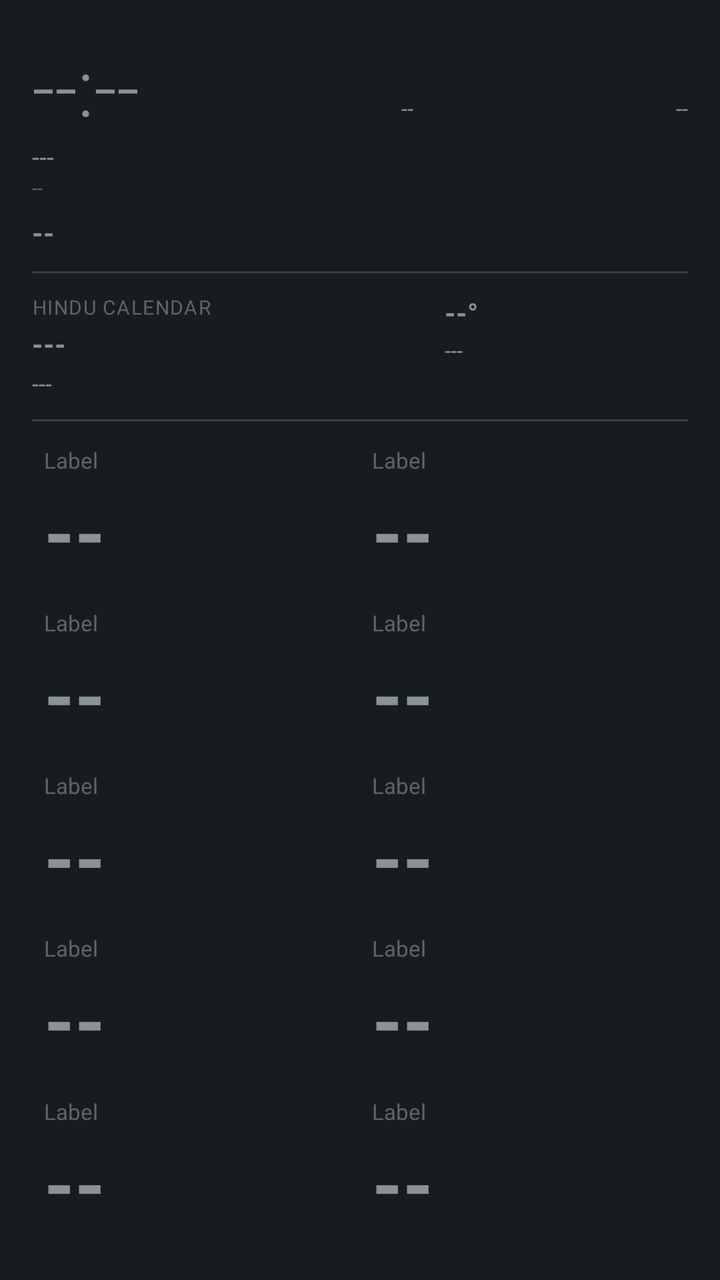
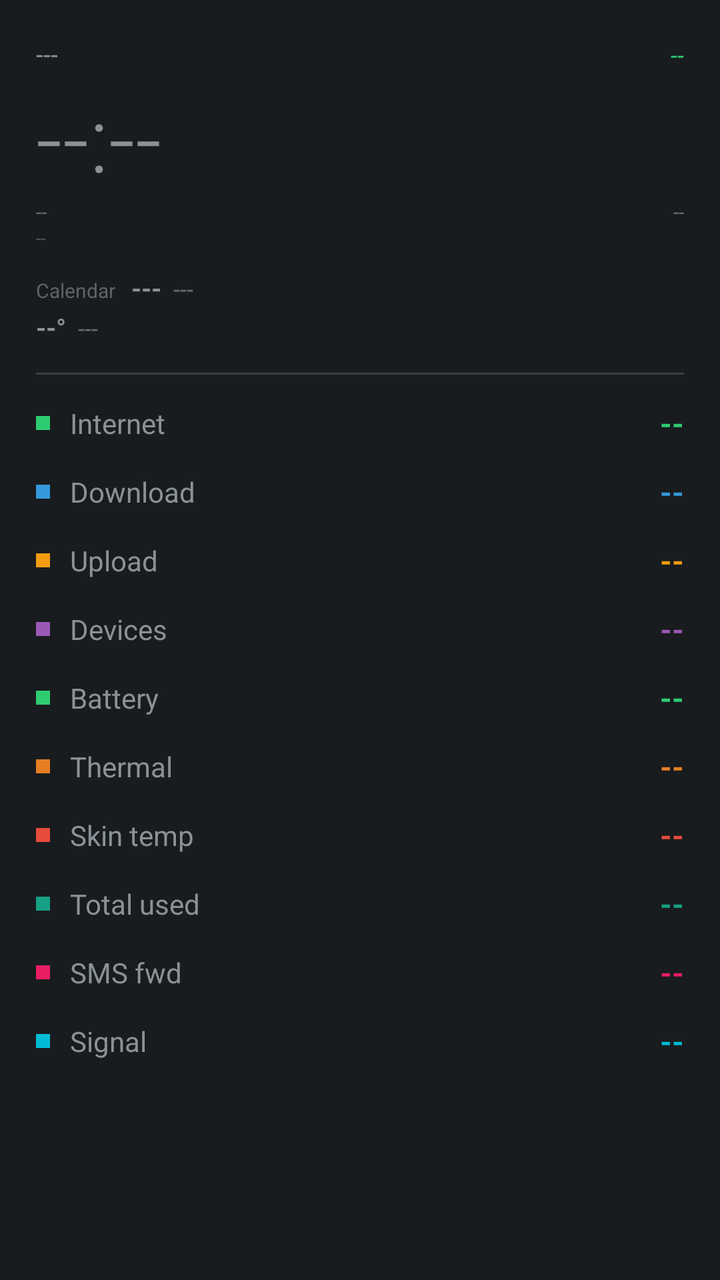

Screens rendered from an Android XML layout before and after an edit, with the pre-edit source and the edit as a unified diff.
<!-- AndroidManifest.xml: application theme android:Theme.DeviceDefault.NoActionBar -->
<!-- res/layout/aod_layout_oneui_minimal.xml -->
<?xml version="1.0" encoding="utf-8"?>
<LinearLayout xmlns:android="http://schemas.android.com/apk/res/android"
    android:id="@+id/bg_root"
    android:layout_width="match_parent"
    android:layout_height="match_parent"
    android:orientation="vertical"
    android:padding="16dp">

    <LinearLayout
        android:layout_width="match_parent"
        android:layout_height="wrap_content"
        android:orientation="horizontal">

        <TextView
            android:id="@+id/clock"
            android:layout_width="wrap_content"
            android:layout_height="wrap_content"
            android:textSize="40sp"
            android:fontFamily="sans-serif-light"
            android:text="--:--" />

        <TextView
            android:id="@+id/net_type_badge"
            android:layout_width="0dp"
            android:layout_height="wrap_content"
            android:layout_weight="1"
            android:layout_gravity="top"
            android:gravity="end"
            android:textSize="11sp"
            android:text="--" />

        <TextView
            android:id="@+id/akd_badge"
            android:layout_width="0dp"
            android:layout_height="wrap_content"
            android:layout_weight="1"
            android:layout_gravity="top"
            android:gravity="end"
            android:textSize="11sp"
            android:text="--" />
    </LinearLayout>

    <TextView
        android:id="@+id/date"
        android:layout_width="wrap_content"
        android:layout_height="wrap_content"
        android:textSize="13sp"
        android:text="---" />

    <TextView
        android:id="@+id/perf_badge"
        android:layout_width="wrap_content"
        android:layout_height="wrap_content"
        android:textSize="10sp"
        android:alpha="0.6"
        android:text="--" />

    <TextView
        android:id="@+id/health_badge"
        android:layout_width="wrap_content"
        android:layout_height="wrap_content"
        android:layout_marginTop="6dp"
        android:textAllCaps="true"
        android:textStyle="bold"
        android:textSize="14sp"
        android:text="--" />

    <TextView
        android:id="@+id/muhurat_badge"
        android:layout_width="wrap_content"
        android:layout_height="wrap_content"
        android:textSize="11sp"
        android:textStyle="bold"
        android:visibility="gone"
        android:text="--" />

    <View
        android:layout_width="match_parent"
        android:layout_height="1dp"
        android:layout_marginTop="10dp"
        android:layout_marginBottom="10dp"
        android:alpha="0.15"
        android:background="#ffffff" />

    <LinearLayout
        android:layout_width="match_parent"
        android:layout_height="wrap_content"
        android:orientation="horizontal">

        <LinearLayout
            android:id="@+id/panchang_card"
            android:layout_width="0dp"
            android:layout_height="wrap_content"
            android:layout_weight="1.7"
            android:orientation="vertical">

            <TextView
                android:id="@+id/panchang_header"
                android:layout_width="wrap_content"
                android:layout_height="wrap_content"
                android:textSize="10sp"
                android:textAllCaps="true"
                android:letterSpacing="0.05"
                android:alpha="0.6"
                android:text="Hindu calendar" />

            <TextView
                android:id="@+id/panchang_tithi"
                android:layout_width="match_parent"
                android:layout_height="wrap_content"
                android:layout_marginTop="2dp"
                android:textStyle="bold"
                android:maxLines="1"
                android:autoSizeTextType="uniform"
                android:autoSizeMinTextSize="13sp"
                android:autoSizeMaxTextSize="18sp"
                android:text="---" />

            <TextView
                android:id="@+id/panchang_nakshatra"
                android:layout_width="match_parent"
                android:layout_height="wrap_content"
                android:layout_marginTop="2dp"
                android:textSize="12sp"
                android:maxLines="1"
                android:ellipsize="end"
                android:text="---" />
        </LinearLayout>

        <LinearLayout
            android:id="@+id/weather_card"
            android:layout_width="0dp"
            android:layout_height="wrap_content"
            android:layout_weight="1"
            android:orientation="vertical">

            <TextView
                android:id="@+id/weather_temp"
                android:layout_width="match_parent"
                android:layout_height="wrap_content"
                android:textStyle="bold"
                android:maxLines="1"
                android:autoSizeTextType="uniform"
                android:autoSizeMinTextSize="14sp"
                android:autoSizeMaxTextSize="22sp"
                android:text="--°" />

            <TextView
                android:id="@+id/weather_condition"
                android:layout_width="match_parent"
                android:layout_height="wrap_content"
                android:layout_marginTop="2dp"
                android:textSize="11sp"
                android:maxLines="2"
                android:text="---" />
        </LinearLayout>
    </LinearLayout>

    <View
        android:layout_width="match_parent"
        android:layout_height="1dp"
        android:layout_marginTop="10dp"
        android:layout_marginBottom="6dp"
        android:alpha="0.15"
        android:background="#ffffff" />

    <LinearLayout
        android:layout_width="match_parent"
        android:layout_height="0dp"
        android:layout_weight="1"
        android:orientation="horizontal">
        <include layout="@layout/aod_card_minimal" android:id="@+id/row0" />
        <include layout="@layout/aod_card_minimal" android:id="@+id/row1" />
    </LinearLayout>

    <LinearLayout
        android:layout_width="match_parent"
        android:layout_height="0dp"
        android:layout_weight="1"
        android:orientation="horizontal">
        <include layout="@layout/aod_card_minimal" android:id="@+id/row2" />
        <include layout="@layout/aod_card_minimal" android:id="@+id/row4" />
    </LinearLayout>

    <LinearLayout
        android:layout_width="match_parent"
        android:layout_height="0dp"
        android:layout_weight="1"
        android:orientation="horizontal">
        <include layout="@layout/aod_card_minimal" android:id="@+id/row5" />
        <include layout="@layout/aod_card_minimal" android:id="@+id/row6" />
    </LinearLayout>

    <LinearLayout
        android:layout_width="match_parent"
        android:layout_height="0dp"
        android:layout_weight="1"
        android:orientation="horizontal">
        <include layout="@layout/aod_card_minimal" android:id="@+id/row3" />
        <include layout="@layout/aod_card_minimal" android:id="@+id/row7" />
    </LinearLayout>

    <LinearLayout
        android:layout_width="match_parent"
        android:layout_height="0dp"
        android:layout_weight="1"
        android:orientation="horizontal">
        <include layout="@layout/aod_card_minimal" android:id="@+id/row8" />
        <include layout="@layout/aod_card_minimal" android:id="@+id/row9" />
    </LinearLayout>

</LinearLayout>
<!-- res/layout/aod_card_minimal.xml (included above) -->
<?xml version="1.0" encoding="utf-8"?>
<LinearLayout xmlns:android="http://schemas.android.com/apk/res/android"
    android:layout_width="0dp"
    android:layout_height="match_parent"
    android:layout_weight="1"
    android:layout_margin="6dp"
    android:orientation="vertical"
    android:gravity="center_vertical">

    <TextView
        android:id="@+id/stat_label"
        android:layout_width="wrap_content"
        android:layout_height="wrap_content"
        android:textSize="11sp"
        android:alpha="0.6"
        android:text="Label" />

    <TextView
        android:id="@+id/stat_value"
        android:layout_width="match_parent"
        android:layout_height="0dp"
        android:layout_weight="1"
        android:layout_marginTop="2dp"
        android:gravity="center_vertical"
        android:textStyle="bold"
        android:maxLines="1"
        android:autoSizeTextType="uniform"
        android:autoSizeMinTextSize="13sp"
        android:autoSizeMaxTextSize="60sp"
        android:autoSizeStepGranularity="1sp"
        android:text="--" />

</LinearLayout>
<!-- resources referenced by this layout -->
<resources>

</resources>

<!-- the commit's change to res/layout/aod_layout_oneui_minimal.xml (unified diff, before → after) -->
@@ -4,7 +4,7 @@
     android:layout_width="match_parent"
     android:layout_height="match_parent"
     android:orientation="vertical"
-    android:padding="16dp">
+    android:padding="18dp">
 
     <LinearLayout
         android:layout_width="match_parent"
@@ -12,235 +12,137 @@
         android:orientation="horizontal">
 
         <TextView
-            android:id="@+id/clock"
-            android:layout_width="wrap_content"
-            android:layout_height="wrap_content"
-            android:textSize="40sp"
-            android:fontFamily="sans-serif-light"
-            android:text="--:--" />
-
-        <TextView
-            android:id="@+id/net_type_badge"
+            android:id="@+id/date"
             android:layout_width="0dp"
             android:layout_height="wrap_content"
             android:layout_weight="1"
-            android:layout_gravity="top"
-            android:gravity="end"
-            android:textSize="11sp"
-            android:text="--" />
+            android:textSize="13sp"
+            android:text="---" />
 
         <TextView
-            android:id="@+id/akd_badge"
-            android:layout_width="0dp"
+            android:id="@+id/health_badge"
+            android:layout_width="wrap_content"
             android:layout_height="wrap_content"
-            android:layout_weight="1"
-            android:layout_gravity="top"
-            android:gravity="end"
-            android:textSize="11sp"
+            android:textAllCaps="true"
+            android:textSize="12sp"
+            android:textColor="#2ecc71"
             android:text="--" />
     </LinearLayout>
 
     <TextView
-        android:id="@+id/date"
+        android:id="@+id/clock"
         android:layout_width="wrap_content"
         android:layout_height="wrap_content"
-        android:textSize="13sp"
-        android:text="---" />
-
-    <TextView
-        android:id="@+id/perf_badge"
-        android:layout_width="wrap_content"
-        android:layout_height="wrap_content"
-        android:textSize="10sp"
-        android:alpha="0.6"
-        android:text="--" />
-
-    <TextView
-        android:id="@+id/health_badge"
-        android:layout_width="wrap_content"
-        android:layout_height="wrap_content"
-        android:layout_marginTop="6dp"
-        android:textAllCaps="true"
-        android:textStyle="bold"
-        android:textSize="14sp"
-        android:text="--" />
-
-    <TextView
-        android:id="@+id/muhurat_badge"
-        android:layout_width="wrap_content"
-        android:layout_height="wrap_content"
-        android:textSize="11sp"
-        android:textStyle="bold"
-        android:visibility="gone"
-        android:text="--" />
-
-    <View
-        android:layout_width="match_parent"
-        android:layout_height="1dp"
-        android:layout_marginTop="10dp"
-        android:layout_marginBottom="10dp"
-        android:alpha="0.15"
-        android:background="#ffffff" />
+        android:textSize="46sp"
+        android:fontFamily="sans-serif-light"
+        android:layout_marginTop="2dp"
+        android:text="--:--" />
 
     <LinearLayout
         android:layout_width="match_parent"
         android:layout_height="wrap_content"
         android:orientation="horizontal">
+        <TextView
+            android:id="@+id/net_type_badge"
+            android:layout_width="0dp" android:layout_height="wrap_content" android:layout_weight="1"
+            android:textSize="10sp" android:alpha="0.7" android:text="--" />
+        <TextView
+            android:id="@+id/akd_badge"
+            android:layout_width="wrap_content" android:layout_height="wrap_content"
+            android:textSize="10sp" android:alpha="0.7" android:text="--" />
+    </LinearLayout>
+    <TextView
+        android:id="@+id/perf_badge"
+        android:layout_width="wrap_content" android:layout_height="wrap_content"
+        android:textSize="9sp" android:alpha="0.5" android:text="--" />
+    <TextView
+        android:id="@+id/muhurat_badge"
+        android:layout_width="wrap_content" android:layout_height="wrap_content"
+        android:textSize="11sp" android:textStyle="bold" android:visibility="gone" android:text="--" />
 
-        <LinearLayout
-            android:id="@+id/panchang_card"
-            android:layout_width="0dp"
-            android:layout_height="wrap_content"
-            android:layout_weight="1.7"
-            android:orientation="vertical">
-
-            <TextView
-                android:id="@+id/panchang_header"
-                android:layout_width="wrap_content"
-                android:layout_height="wrap_content"
-                android:textSize="10sp"
-                android:textAllCaps="true"
-                android:letterSpacing="0.05"
-                android:alpha="0.6"
-                android:text="Hindu calendar" />
-
-            <TextView
-                android:id="@+id/panchang_tithi"
-                android:layout_width="match_parent"
-                android:layout_height="wrap_content"
-                android:layout_marginTop="2dp"
-                android:textStyle="bold"
-                android:maxLines="1"
-                android:autoSizeTextType="uniform"
-                android:autoSizeMinTextSize="13sp"
-                android:autoSizeMaxTextSize="18sp"
-                android:text="---" />
-
-            <TextView
-                android:id="@+id/panchang_nakshatra"
-                android:layout_width="match_parent"
-                android:layout_height="wrap_content"
-                android:layout_marginTop="2dp"
-                android:textSize="12sp"
-                android:maxLines="1"
-                android:ellipsize="end"
-                android:text="---" />
-        </LinearLayout>
-
-        <LinearLayout
-            android:id="@+id/weather_card"
-            android:layout_width="0dp"
-            android:layout_height="wrap_content"
-            android:layout_weight="1"
-            android:orientation="vertical">
-
-            <TextView
-                android:id="@+id/weather_temp"
-                android:layout_width="match_parent"
-                android:layout_height="wrap_content"
-                android:textStyle="bold"
-                android:maxLines="1"
-                android:autoSizeTextType="uniform"
-                android:autoSizeMinTextSize="14sp"
-                android:autoSizeMaxTextSize="22sp"
-                android:text="--°" />
-
-            <TextView
-                android:id="@+id/weather_condition"
-                android:layout_width="match_parent"
-                android:layout_height="wrap_content"
-                android:layout_marginTop="2dp"
-                android:textSize="11sp"
-                android:maxLines="2"
-                android:text="---" />
-        </LinearLayout>
+    <LinearLayout
+        android:id="@+id/panchang_card"
+        android:layout_width="match_parent" android:layout_height="wrap_content"
+        android:orientation="horizontal" android:layout_marginTop="10dp">
+        <TextView
+            android:id="@+id/panchang_header"
+            android:layout_width="wrap_content" android:layout_height="wrap_content"
+            android:textSize="10sp" android:alpha="0.6" android:text="Calendar" />
+        <TextView
+            android:id="@+id/panchang_tithi"
+            android:layout_width="wrap_content" android:layout_height="wrap_content"
+            android:layout_marginStart="8dp" android:textStyle="bold" android:textSize="13sp" android:text="---" />
+        <TextView
+            android:id="@+id/panchang_nakshatra"
+            android:layout_width="wrap_content" android:layout_height="wrap_content"
+            android:layout_marginStart="6dp" android:textSize="12sp" android:alpha="0.7" android:text="---" />
+    </LinearLayout>
+    <LinearLayout
+        android:id="@+id/weather_card"
+        android:layout_width="match_parent" android:layout_height="wrap_content"
+        android:orientation="horizontal" android:layout_marginTop="2dp">
+        <TextView
+            android:id="@+id/weather_temp"
+            android:layout_width="wrap_content" android:layout_height="wrap_content"
+            android:textStyle="bold" android:textSize="13sp" android:text="--°" />
+        <TextView
+            android:id="@+id/weather_condition"
+            android:layout_width="wrap_content" android:layout_height="wrap_content"
+            android:layout_marginStart="6dp" android:textSize="12sp" android:alpha="0.7" android:text="---" />
     </LinearLayout>
 
-    <View
-        android:layout_width="match_parent"
-        android:layout_height="1dp"
-        android:layout_marginTop="10dp"
-        android:layout_marginBottom="6dp"
-        android:alpha="0.15"
-        android:background="#ffffff" />
+    <View android:layout_width="match_parent" android:layout_height="1dp"
+        android:layout_marginVertical="14dp" android:alpha="0.15" android:background="#ffffff" />
 
-    <LinearLayout
-        android:layout_width="match_parent"
-        android:layout_height="0dp"
-        android:layout_weight="1"
-        android:orientation="horizontal">
-        <include layout="@layout/aod_card_minimal" android:id="@+id/row0" />
-        <include layout="@layout/aod_card_minimal" android:id="@+id/row1" />
+    <LinearLayout android:layout_width="match_parent" android:layout_height="wrap_content" android:orientation="horizontal" android:id="@+id/row8" android:layout_marginBottom="14dp">
+        <View android:layout_width="7dp" android:layout_height="7dp" android:layout_gravity="center_vertical" android:layout_marginEnd="10dp" android:background="#2ecc71" />
+        <TextView android:id="@+id/stat_label" android:layout_width="0dp" android:layout_weight="1" android:layout_height="wrap_content" android:layout_gravity="center_vertical" android:textSize="14sp" android:text="Internet" />
+        <TextView android:id="@+id/stat_value" android:layout_width="wrap_content" android:layout_height="wrap_content" android:textStyle="bold" android:textSize="15sp" android:textColor="#2ecc71" android:text="--" />
     </LinearLayout>
-
-    <LinearLayout
-        android:layout_width="match_parent"
-        android:layout_height="0dp"
-        android:layout_weight="1"
-        android:orientation="horizontal">
-        <include layout="@layout/aod_card_minimal" android:id="@+id/row2" />
-        <include layout="@layout/aod_card_minimal" android:id="@+id/row4" />
+    <LinearLayout android:layout_width="match_parent" android:layout_height="wrap_content" android:orientation="horizontal" android:id="@+id/row0" android:layout_marginBottom="14dp">
+        <View android:layout_width="7dp" android:layout_height="7dp" android:layout_gravity="center_vertical" android:layout_marginEnd="10dp" android:background="#3498db" />
+        <TextView android:id="@+id/stat_label" android:layout_width="0dp" android:layout_weight="1" android:layout_height="wrap_content" android:layout_gravity="center_vertical" android:textSize="14sp" android:text="Download" />
+        <TextView android:id="@+id/stat_value" android:layout_width="wrap_content" android:layout_height="wrap_content" android:textStyle="bold" android:textSize="15sp" android:textColor="#3498db" android:text="--" />
     </LinearLayout>
-
-    <LinearLayout
-        android:layout_width="match_parent"
-        android:layout_height="0dp"
-        android:layout_weight="1"
-        android:orientation="horizontal">
-        <include layout="@layout/aod_card_minimal" android:id="@+id/row5" />
-        <include layout="@layout/aod_card_minimal" android:id="@+id/row6" />
+    <LinearLayout android:layout_width="match_parent" android:layout_height="wrap_content" android:orientation="horizontal" android:id="@+id/row1" android:layout_marginBottom="14dp">
+        <View android:layout_width="7dp" android:layout_height="7dp" android:layout_gravity="center_vertical" android:layout_marginEnd="10dp" android:background="#f39c12" />
+        <TextView android:id="@+id/stat_label" android:layout_width="0dp" android:layout_weight="1" android:layout_height="wrap_content" android:layout_gravity="center_vertical" android:textSize="14sp" android:text="Upload" />
+        <TextView android:id="@+id/stat_value" android:layout_width="wrap_content" android:layout_height="wrap_content" android:textStyle="bold" android:textSize="15sp" android:textColor="#f39c12" android:text="--" />
     </LinearLayout>
-
-    <LinearLayout
-        android:layout_width="match_parent"
-        android:layout_height="0dp"
-        android:layout_weight="1"
-        android:orientation="horizontal">
-        <include layout="@layout/aod_card_minimal" android:id="@+id/row3" />
-        <include layout="@layout/aod_card_minimal" android:id="@+id/row7" />
+    <LinearLayout android:layout_width="match_parent" android:layout_height="wrap_content" android:orientation="horizontal" android:id="@+id/row2" android:layout_marginBottom="14dp">
+        <View android:layout_width="7dp" android:layout_height="7dp" android:layout_gravity="center_vertical" android:layout_marginEnd="10dp" android:background="#9b59b6" />
+        <TextView android:id="@+id/stat_label" android:layout_width="0dp" android:layout_weight="1" android:layout_height="wrap_content" android:layout_gravity="center_vertical" android:textSize="14sp" android:text="Devices" />
+        <TextView android:id="@+id/stat_value" android:layout_width="wrap_content" android:layout_height="wrap_content" android:textStyle="bold" android:textSize="15sp" android:textColor="#9b59b6" android:text="--" />
     </LinearLayout>
-
-    <LinearLayout
-        android:layout_width="match_parent"
-        android:layout_height="0dp"
-        android:layout_weight="1"
-        android:orientation="horizontal">
-        <include layout="@layout/aod_card_minimal" android:id="@+id/row8" />
-        <include layout="@layout/aod_card_minimal" android:id="@+id/row9" />
+    <LinearLayout android:layout_width="match_parent" android:layout_height="wrap_content" android:orientation="horizontal" android:id="@+id/row4" android:layout_marginBottom="14dp">
+        <View android:layout_width="7dp" android:layout_height="7dp" android:layout_gravity="center_vertical" android:layout_marginEnd="10dp" android:background="#2ecc71" />
+        <TextView android:id="@+id/stat_label" android:layout_width="0dp" android:layout_weight="1" android:layout_height="wrap_content" android:layout_gravity="center_vertical" android:textSize="14sp" android:text="Battery" />
+        <TextView android:id="@+id/stat_value" android:layout_width="wrap_content" android:layout_height="wrap_content" android:textStyle="bold" android:textSize="15sp" android:textColor="#2ecc71" android:text="--" />
+    </LinearLayout>
+    <LinearLayout android:layout_width="match_parent" android:layout_height="wrap_content" android:orientation="horizontal" android:id="@+id/row5" android:layout_marginBottom="14dp">
+        <View android:layout_width="7dp" android:layout_height="7dp" android:layout_gravity="center_vertical" android:layout_marginEnd="10dp" android:background="#e67e22" />
+        <TextView android:id="@+id/stat_label" android:layout_width="0dp" android:layout_weight="1" android:layout_height="wrap_content" android:layout_gravity="center_vertical" android:textSize="14sp" android:text="Thermal" />
+        <TextView android:id="@+id/stat_value" android:layout_width="wrap_content" android:layout_height="wrap_content" android:textStyle="bold" android:textSize="15sp" android:textColor="#e67e22" android:text="--" />
+    </LinearLayout>
+    <LinearLayout android:layout_width="match_parent" android:layout_height="wrap_content" android:orientation="horizontal" android:id="@+id/row6" android:layout_marginBottom="14dp">
+        <View android:layout_width="7dp" android:layout_height="7dp" android:layout_gravity="center_vertical" android:layout_marginEnd="10dp" android:background="#e74c3c" />
+        <TextView android:id="@+id/stat_label" android:layout_width="0dp" android:layout_weight="1" android:layout_height="wrap_content" android:layout_gravity="center_vertical" android:textSize="14sp" android:text="Skin temp" />
+        <TextView android:id="@+id/stat_value" android:layout_width="wrap_content" android:layout_height="wrap_content" android:textStyle="bold" android:textSize="15sp" android:textColor="#e74c3c" android:text="--" />
+    </LinearLayout>
+    <LinearLayout android:layout_width="match_parent" android:layout_height="wrap_content" android:orientation="horizontal" android:id="@+id/row3" android:layout_marginBottom="14dp">
+        <View android:layout_width="7dp" android:layout_height="7dp" android:layout_gravity="center_vertical" android:layout_marginEnd="10dp" android:background="#16a085" />
+        <TextView android:id="@+id/stat_label" android:layout_width="0dp" android:layout_weight="1" android:layout_height="wrap_content" android:layout_gravity="center_vertical" android:textSize="14sp" android:text="Total used" />
+        <TextView android:id="@+id/stat_value" android:layout_width="wrap_content" android:layout_height="wrap_content" android:textStyle="bold" android:textSize="15sp" android:textColor="#16a085" android:text="--" />
+    </LinearLayout>
+    <LinearLayout android:layout_width="match_parent" android:layout_height="wrap_content" android:orientation="horizontal" android:id="@+id/row7" android:layout_marginBottom="14dp">
+        <View android:layout_width="7dp" android:layout_height="7dp" android:layout_gravity="center_vertical" android:layout_marginEnd="10dp" android:background="#e91e63" />
+        <TextView android:id="@+id/stat_label" android:layout_width="0dp" android:layout_weight="1" android:layout_height="wrap_content" android:layout_gravity="center_vertical" android:textSize="14sp" android:text="SMS fwd" />
+        <TextView android:id="@+id/stat_value" android:layout_width="wrap_content" android:layout_height="wrap_content" android:textStyle="bold" android:textSize="15sp" android:textColor="#e91e63" android:text="--" />
+    </LinearLayout>
+    <LinearLayout android:layout_width="match_parent" android:layout_height="wrap_content" android:orientation="horizontal" android:id="@+id/row9">
+        <View android:layout_width="7dp" android:layout_height="7dp" android:layout_gravity="center_vertical" android:layout_marginEnd="10dp" android:background="#00bcd4" />
+        <TextView android:id="@+id/stat_label" android:layout_width="0dp" android:layout_weight="1" android:layout_height="wrap_content" android:layout_gravity="center_vertical" android:textSize="14sp" android:text="Signal" />
+        <TextView android:id="@+id/stat_value" android:layout_width="wrap_content" android:layout_height="wrap_content" android:textStyle="bold" android:textSize="15sp" android:textColor="#00bcd4" android:text="--" />
     </LinearLayout>
 
 </LinearLayout>
-<!-- res/layout/aod_card_minimal.xml (included above) -->
-<?xml version="1.0" encoding="utf-8"?>
-<LinearLayout xmlns:android="http://schemas.android.com/apk/res/android"
-    android:layout_width="0dp"
-    android:layout_height="match_parent"
-    android:layout_weight="1"
-    android:layout_margin="6dp"
-    android:orientation="vertical"
-    android:gravity="center_vertical">
-
-    <TextView
-        android:id="@+id/stat_label"
-        android:layout_width="wrap_content"
-        android:layout_height="wrap_content"
-        android:textSize="11sp"
-        android:alpha="0.6"
-        android:text="Label" />
-
-    <TextView
-        android:id="@+id/stat_value"
-        android:layout_width="match_parent"
-        android:layout_height="0dp"
-        android:layout_weight="1"
-        android:layout_marginTop="2dp"
-        android:gravity="center_vertical"
-        android:textStyle="bold"
-        android:maxLines="1"
-        android:autoSizeTextType="uniform"
-        android:autoSizeMinTextSize="13sp"
-        android:autoSizeMaxTextSize="60sp"
-        android:autoSizeStepGranularity="1sp"
-        android:text="--" />
-
-</LinearLayout>
